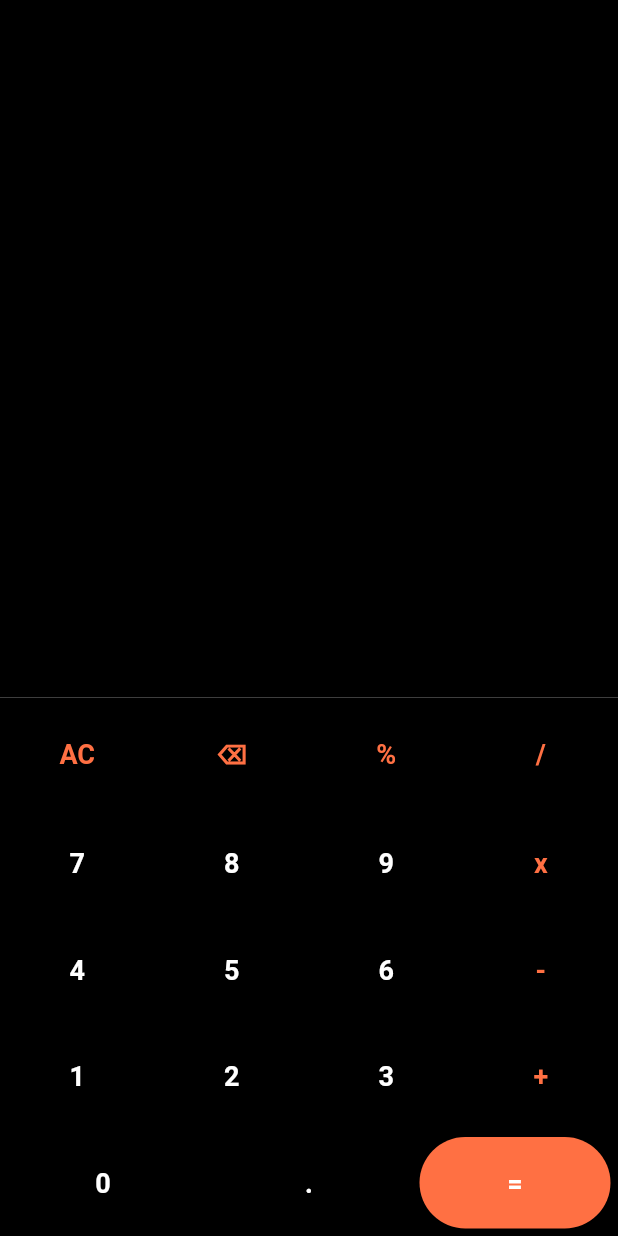
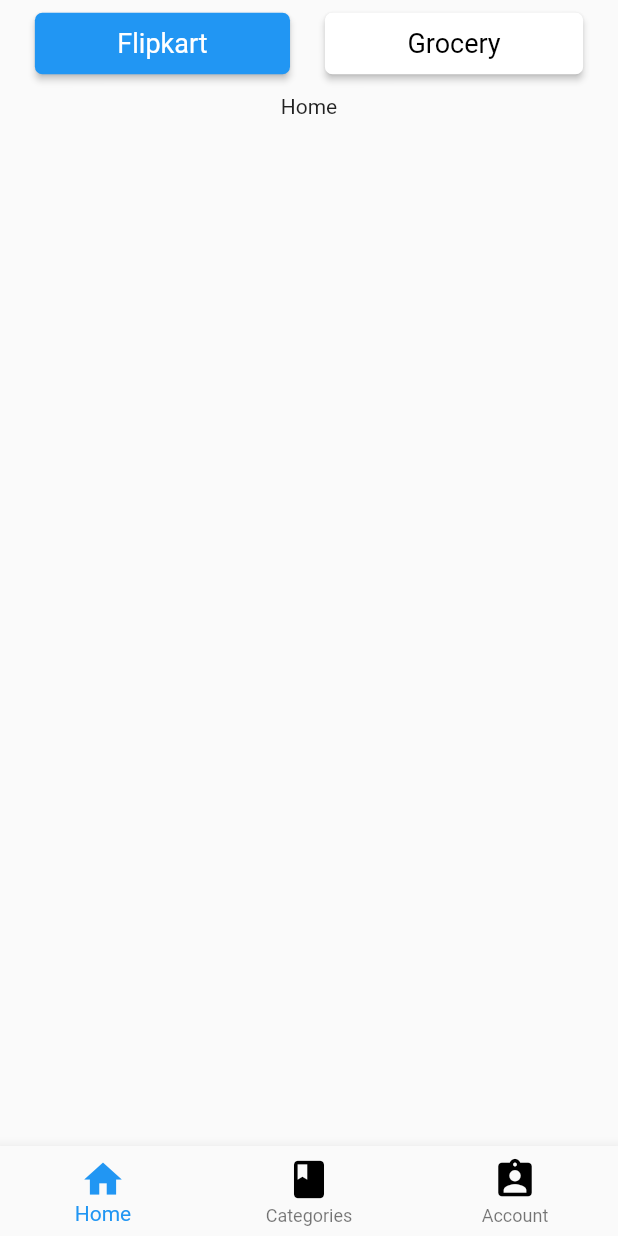
Before and after one commit to Nikhilpallavur/FlipKart_flutter, a Flutter app: the screen it shows after launch, on a phone screen of 412 x 824 dp. Run offline on Flutter 3.47's test engine with Material 2 defaults, Android fonts, the phone set to English and light mode, and no system bars; our stand-ins replace math_expressions.

Commit message:
setup main layout

```diff
--- /dev/null
+++ b/my_flutter_app/lib/components/flipkart/button/button.dart
@@ -0,0 +1,22 @@
+import 'package:flutter/material.dart';
+import '../../../style/flipkart/colors.dart';
+
+Widget simpleButton(
+    {onPressed,
+    text,
+    bgColor = Colors.blue,
+    color = Colors.white,
+    padding = const EdgeInsets.only(left: 10, right: 10)}) {
+  return ElevatedButton(
+    style: ElevatedButton.styleFrom(
+        shape: RoundedRectangleBorder(borderRadius: BorderRadius.circular(5)),
+        padding: padding,
+        backgroundColor: bgColor),
+    onPressed: onPressed,
+    child: Text(
+      text,
+      style:
+          TextStyle(fontSize: 18, color: color, fontWeight: FontWeight.normal),
+    ),
+  );
+}
--- a/my_flutter_app/lib/main.dart
+++ b/my_flutter_app/lib/main.dart
@@ -1,9 +1,13 @@
 import 'package:flutter/material.dart';
+import 'package:provider/provider.dart';
 // import 'package:my_flutter_app/pages/homePage/homePage.dart';
-import 'package:my_flutter_app/pages/calculator/calculator.dart';
+// import 'package:my_flutter_app/pages/calculator/calculator.dart';
+import 'package:my_flutter_app/pages/flipkart/filpkartMain.dart';
 
 void main() {
-  runApp(const MyApp());
+  runApp(
+    const MyApp(),
+  );
 }
 
 class MyApp extends StatelessWidget {
@@ -27,7 +31,7 @@ class MyApp extends StatelessWidget {
         primarySwatch: Colors.blue,
       ),
       // home: const MyHomePage(title: 'Flutter Demo Home Page 1'),
-      home: const Calculator(),
+      home: const FilpkartClone(),
     );
   }
 }
--- a/my_flutter_app/lib/pages/calculator/calculator.dart
+++ b/my_flutter_app/lib/pages/calculator/calculator.dart
@@ -1,6 +1,6 @@
 import 'package:flutter/material.dart';
 import 'package:math_expressions/math_expressions.dart';
-import '../../style/color.dart';
+import '../../style/calculator/color.dart';
 
 class Calculator extends StatefulWidget {
   const Calculator({super.key});
--- /dev/null
+++ b/my_flutter_app/lib/pages/flipkart/filpkartMain.dart
@@ -0,0 +1,12 @@
+import 'package:flutter/src/widgets/framework.dart';
+import 'package:flutter/src/widgets/placeholder.dart';
+import 'landingPage/home.dart';
+
+class FilpkartClone extends StatelessWidget {
+  const FilpkartClone({super.key});
+
+  @override
+  Widget build(BuildContext context) {
+    return const MyHomePageMain();
+  }
+}
--- /dev/null
+++ b/my_flutter_app/lib/pages/flipkart/landingPage/flipkartHome/tabs/flipkartHome.dart
@@ -0,0 +1,39 @@
+
+// ignore_for_file: prefer_typing_uninitialized_variables
+
+import 'package:flutter/material.dart';
+
+import '../../../../../utils/flipkart/variables/variables.dart';
+
+class FilpKartBottomTabRender extends StatefulWidget {
+  final String selectedTab;
+  const FilpKartBottomTabRender({super.key, required this.selectedTab});
+
+  @override
+  State<FilpKartBottomTabRender> createState() => _FilpKartRenderState();
+}
+
+class _FilpKartRenderState extends State<FilpKartBottomTabRender> {
+  // String home = BOTTOM_TABS.Home.name;
+  // String categories = BOTTOM_TABS.Categories.name;
+  // String account = BOTTOM_TABS.Account.name;
+
+  @override
+  Widget build(BuildContext context) {
+    // print('selectedTab' + widget.selectedTab);
+
+    switch (widget.selectedTab.toString()) {
+      case 'Home':
+        return Text('Home');
+        break;
+      case 'Categories':
+        return Text('Categories');
+        break;
+      case 'Account':
+        return Text('Account');
+        break;
+      default:
+        return Text('Home');
+    }
+  }
+}
--- /dev/null
+++ b/my_flutter_app/lib/pages/flipkart/landingPage/flipkartHome/tabs/tabs.dart
@@ -0,0 +1,98 @@
+import 'package:flutter/material.dart';
+import 'package:my_flutter_app/style/flipkart/colors.dart';
+import 'package:my_flutter_app/utils/flipkart/variables/variables.dart';
+
+class FilpKartBottom extends StatefulWidget {
+  final Function callback;
+  const FilpKartBottom({super.key, required this.callback});
+
+  @override
+  State<FilpKartBottom> createState() => _FilpKartBottomState();
+}
+
+class _FilpKartBottomState extends State<FilpKartBottom> {
+  var _curIndex = 0;
+  var selectedTab = 'Home';
+
+  void updateState(value) {
+    setState(() {
+      selectedTab = value;
+    });
+    widget.callback(value);
+  }
+
+  @override
+  Widget build(BuildContext context) {
+    return BottomNavigationBar(
+      items: [
+        BottomNavigationBarItem(
+          icon: Icon(
+            Icons.home,
+            size: 30,
+            color: APP_TEXT_COLOR,
+          ),
+          label: BOTTOM_TABS.Home.name,
+          activeIcon: Icon(
+            Icons.home,
+            size: 30,
+            color: APP_ACTIVE_COLOR,
+          ),
+        ),
+        BottomNavigationBarItem(
+          icon: Icon(
+            Icons.book,
+            size: 30,
+            color: APP_TEXT_COLOR,
+          ),
+          label: BOTTOM_TABS.Categories.name,
+          // title: Text(
+          //   "Articles",
+          //   style: TextStyle(
+          //       fontSize: 30, color: _curIndex == 1 ? RED : APP_TEXT_COLOR),
+          // ),
+          activeIcon: Icon(
+            Icons.book,
+            size: 30,
+            color: APP_ACTIVE_COLOR,
+          ),
+        ),
+        BottomNavigationBarItem(
+          icon: Icon(
+            Icons.assignment_ind,
+            size: 30,
+            color: APP_TEXT_COLOR,
+          ),
+          label: BOTTOM_TABS.Account.name,
+          // title: Text(
+          //   "User",
+          //   style: TextStyle(
+          //       fontSize: 30, color: _curIndex == 2 ? RED : APP_TEXT_COLOR),
+          // ),
+          activeIcon: Icon(
+            Icons.assignment_ind,
+            size: 30,
+            color: APP_ACTIVE_COLOR,
+          ),
+        ),
+      ],
+      type: BottomNavigationBarType.fixed,
+      currentIndex: _curIndex,
+      onTap: (index) {
+        _curIndex = index;
+        switch (_curIndex) {
+          case 0:
+            updateState(BOTTOM_TABS.Home.name);
+            break;
+          case 1:
+            updateState(BOTTOM_TABS.Categories.name);
+            break;
+          case 2:
+            updateState(BOTTOM_TABS.Account.name);
+            break;
+        }
+      },
+    );
+    ;
+  }
+}
+// ignore: non_constant_identifier_names
--- /dev/null
+++ b/my_flutter_app/lib/pages/flipkart/landingPage/home.dart
@@ -0,0 +1,100 @@
+// ignore_for_file: public_member_api_docs, lines_longer_than_80_chars
+import 'package:flutter/material.dart';
+import 'package:my_flutter_app/components/flipkart/button/button.dart';
+import 'package:my_flutter_app/pages/flipkart/landingPage/flipkartHome/tabs/flipkartHome.dart';
+import 'package:my_flutter_app/utils/flipkart/variables/variables.dart';
+import '../../../style/flipkart/colors.dart';
+import 'package:my_flutter_app/pages/flipkart/landingPage/flipkartHome/tabs/tabs.dart';
+
+var Flipkart = 'Flipkart';
+var Grocery = 'Grocery';
+
+class MyHomePageMain extends StatefulWidget {
+  const MyHomePageMain({super.key});
+
+  @override
+  State<MyHomePageMain> createState() => _MyHomePage();
+}
+
+class _MyHomePage extends State<MyHomePageMain> {
+  var selectedButton = Flipkart;
+  var selectedTab = BOTTOM_TABS.Home.name;
+
+  void onButtonClick(value) {
+    setState(() {
+      selectedButton = value;
+    });
+  }
+
+  void onChangeTab(value) {
+    print('selectedTab' + value);
+    setState(() {
+      selectedTab = value ?? '';
+    });
+  }
+
+  @override
+  Widget checkRender() {
+    return selectedButton == Flipkart
+        ? FilpKartBottomTabRender(selectedTab: selectedTab)
+        : Text(Grocery);
+  }
+
+  @override
+  Widget checkBottom() {
+    return selectedButton == Flipkart
+        ? FilpKartBottom(callback: onChangeTab)
+        : Text('Bottom' + Grocery);
+  }
+
+  @override
+  Widget build(BuildContext context) {
+    return Scaffold(
+      body: SafeArea(
+        child: Column(
+          children: [
+            Container(
+                margin: const EdgeInsets.only(top: 5, bottom: 10),
+                child: Column(
+                  children: [
+                    Row(
+                      mainAxisAlignment: MainAxisAlignment.spaceEvenly,
+                      crossAxisAlignment: CrossAxisAlignment.center,
+                      children: [
+                        simpleButton(
+                            text: Flipkart,
+                            onPressed: () => onButtonClick(Flipkart),
+                            bgColor: selectedButton == Flipkart
+                                ? APP_PRIMARY_COLOR
+                                : APP_COLOR,
+                            color: selectedButton == Flipkart
+                                ? APP_COLOR
+                                : APP_TEXT_COLOR,
+                            padding: const EdgeInsets.only(
+                                left: 55, right: 55, top: 10, bottom: 10)),
+                        simpleButton(
+                            text: Grocery,
+                            onPressed: () => onButtonClick(Grocery),
+                            bgColor: selectedButton == Grocery
+                                ? APP_PRIMARY_COLOR
+                                : APP_COLOR,
+                            color: selectedButton == Grocery
+                                ? APP_COLOR
+                                : APP_TEXT_COLOR,
+                            padding: const EdgeInsets.only(
+                                left: 55, right: 55, top: 10, bottom: 10)),
+                      ],
+                    ),
+                  ],
+                )),
+            checkRender()
+          ],
+        ),
+      ),
+      bottomNavigationBar: Container(
+        color: APP_ACTIVE_COLOR,
+        child: checkBottom(),
+      ),
+    );
+  }
+}
--- a/my_flutter_app/lib/pages/homePage/homePage.dart
+++ /dev/null
@@ -1,91 +0,0 @@
-import 'package:flutter/material.dart';
-
-class MyHomePage extends StatefulWidget {
-  const MyHomePage({super.key, required this.title});
-
-  // This widget is the home page of your application. It is stateful, meaning
-  // that it has a State object (defined below) that contains fields that affect
-  // how it looks.
-
-  // This class is the configuration for the state. It holds the values (in this
-  // case the title) provided by the parent (in this case the App widget) and
-  // used by the build method of the State. Fields in a Widget subclass are
-  // always marked "final".
-
-  final String title;
-
-  @override
-  State<MyHomePage> createState() => _MyHomePageState();
-}
-
-class _MyHomePageState extends State<MyHomePage> {
-  int _counter = 0;
-
-  void _incrementCounter() {
-    setState(() {
-      // This call to setState tells the Flutter framework that something has
-      // changed in this State, which causes it to rerun the build method below
-      // so that the display can reflect the updated values. If we changed
-      // _counter without calling setState(), then the build method would not be
-      // called again, and so nothing would appear to happen.
-      _counter++;
-    });
-  }
-
-  @override
-  Widget build(BuildContext context) {
-    // This method is rerun every time setState is called, for instance as done
-    // by the _incrementCounter method above.
-    //
-    // The Flutter framework has been optimized to make rerunning build methods
-    // fast, so that you can just rebuild anything that needs updating rather
-    // than having to individually change instances of widgets.
-    return Scaffold(
-      appBar: AppBar(
-        // Here we take the value from the MyHomePage object that was created by
-        // the App.build method, and use it to set our appbar title.
-        title: Text(widget.title),
-      ),
-      body: Center(
-        // Center is a layout widget. It takes a single child and positions it
-        // in the middle of the parent.
-        child: Column(
-          // Column is also a layout widget. It takes a list of children and
-          // arranges them vertically. By default, it sizes itself to fit its
-          // children horizontally, and tries to be as tall as its parent.
-          //
-          // Invoke "debug painting" (press "p" in the console, choose the
-          // "Toggle Debug Paint" action from the Flutter Inspector in Android
-          // Studio, or the "Toggle Debug Paint" command in Visual Studio Code)
-          // to see the wireframe for each widget.
-          //
-          // Column has various properties to control how it sizes itself and
-          // how it positions its children. Here we use mainAxisAlignment to
-          // center the children vertically; the main axis here is the vertical
-          // axis because Columns are vertical (the cross axis would be
-          // horizontal).
-          mainAxisAlignment: MainAxisAlignment.center,
-          children: <Widget>[
-            Container(
-              width: MediaQuery.of(context).size.width / 2,
-              color: Colors.amber,
-              child: const Text(
-                'You have pushed the button this many times:',
-                style: TextStyle(color: Colors.blueAccent),
-              ),
-            ),
-            Text(
-              '$_counter',
-              style: Theme.of(context).textTheme.headlineMedium,
-            ),
-          ],
-        ),
-      ),
-      floatingActionButton: FloatingActionButton(
-        onPressed: _incrementCounter,
-        tooltip: 'Increment',
-        child: const Icon(Icons.add),
-      ), // This trailing comma makes auto-formatting nicer for build methods.
-    );
-  }
-}
--- /dev/null
+++ b/my_flutter_app/lib/style/flipkart/colors.dart
@@ -0,0 +1,11 @@
+// ignore_for_file: non_constant_identifier_names
+
+import 'package:flutter/material.dart';
+
+Color? APP_COLOR = Colors.white;
+Color? APP_PRIMARY_COLOR = Colors.blue;
+Color? APP_ACTIVE_COLOR = Colors.blue;
+Color? APP_TEXT_COLOR = Colors.black;
+Color? ICON_PRIMARY_COLOR = Colors.white;
+Color? BUTTON_ACTIVE_COLOR = Colors.blue;
+Color? TEXT_COLOR = Colors.white;
--- /dev/null
+++ b/my_flutter_app/lib/utils/flipkart/variables/variables.dart
@@ -0,0 +1,9 @@
+// ignore_for_file: non_constant_identifier_names
+
+// const BOTTOM_TABS = {
+//   "home":'Home',
+//   "categories":'Categories',
+//   "account":'Account'
+// };
+
+enum BOTTOM_TABS { Home, Categories, Account }
--- a/my_flutter_app/pubspec.yaml
+++ b/my_flutter_app/pubspec.yaml
@@ -36,6 +36,7 @@ dependencies:
   cupertino_icons: ^1.0.2
   amplify_auth_cognito: ^0.6.13
   math_expressions: ^2.3.1
+  provider: ^6.0.5
 
 dev_dependencies:
   flutter_test:
```
Also changed, not shown: my_flutter_app/lib/style/calculator/color.dart (renamed from my_flutter_app/lib/style/color.dart), my_flutter_app/pubspec.lock.
